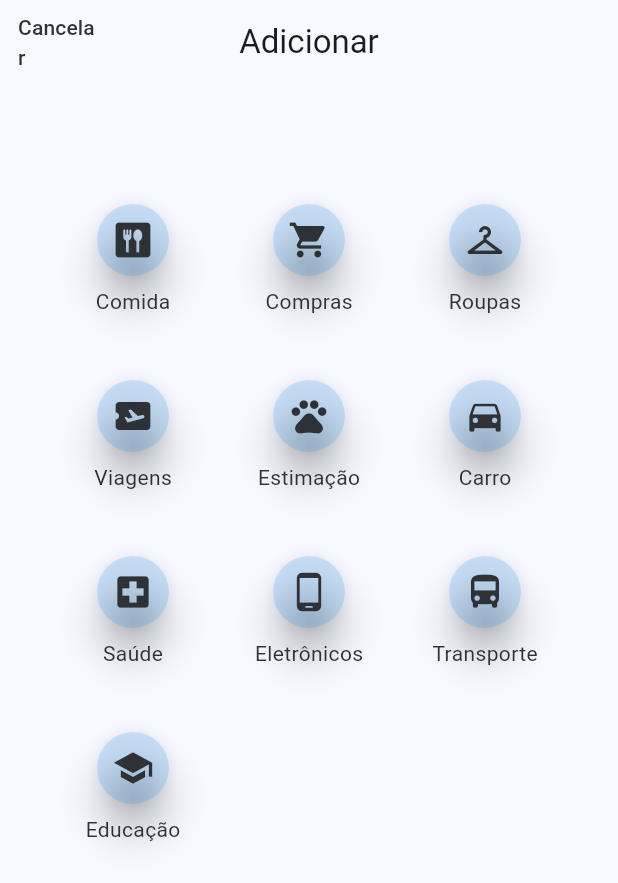
After one commit to Sif-161/EconoMi, a Flutter app: the TelaAdicionar screen opened directly, on a phone screen of 412 x 824 dp. The commit adds this screen. Shown: the top 883 px of the screen. Run offline on Flutter 3.47's test engine with Material 3 defaults, Android fonts, the phone set to English and light mode, and no system bars; our stand-ins replace adaptive_theme, custom_sliding_segmented_control, firebase_auth, firebase_core, flutter_signin_button, google_sign_in and 1 more; accounts and stored records are empty.

```diff
--- /dev/null
+++ b/lib/componentes/botoes_adicionar.dart
@@ -0,0 +1,85 @@
+import 'package:flutter/material.dart';
+class CustomIconButton extends StatefulWidget {
+  final IconData icon;
+  final String label;
+
+  const CustomIconButton({
+    Key? key,
+    required this.icon,
+    required this.label,
+  }) : super(key: key);
+
+  @override
+  _CustomIconButtonState createState() => _CustomIconButtonState();
+}
+
+class _CustomIconButtonState extends State<CustomIconButton> {
+  bool _isPressed = false;
+  late ThemeData themeData;
+
+  @override
+  Widget build(BuildContext context) {
+    themeData = Theme.of(context);
+    return Column(
+      children: [
+        Material(
+          shape: const CircleBorder(),
+          color: _isPressed ? Colors.blue : Colors.blue.withOpacity(0.2),
+          elevation: 10,
+          child: IconButton(
+            onPressed: () {
+              setState(() {
+                _isPressed = !_isPressed;
+              });
+              _ShowModal().then((_){
+                setState(() {
+                  _isPressed = false;
+                });
+              });
+            },
+            icon: Icon(widget.icon),
+            iconSize: 28,
+            color: themeData.colorScheme.inverseSurface,
+          ),
+        ),
+        const SizedBox(height: 7.2),
+        Text(
+          widget.label,
+          style: TextStyle(color: themeData.colorScheme.inverseSurface),
+        ),
+      ],
+    );
+  }
+  Future<void> _ShowModal() async{
+    await showModalBottomSheet(
+      context: context,
+      builder: (BuildContext context){
+        return Container(
+          height: 300,
+          child: Row(
+            mainAxisAlignment: MainAxisAlignment.end,
+            children: [
+              Column(
+                children: [
+                  const Padding(
+                    padding: EdgeInsets.only(right: 20, top: 20),
+
+                    child: Text(''),//mostrar os numeros do numpad aqui
+                  ),
+                  //numpad
+                  GridView.count(
+                    crossAxisCount: 3,
+                    shrinkWrap: true,
+                    children: List.generate(9, (index) => InkWell(
+                    )),
+                  )
+                ],
+              )
+            ]
+          ),
+
+        );
+      }
+    );
+  }
+}
--- /dev/null
+++ b/lib/telas/tela_adicionar.dart
@@ -0,0 +1,84 @@
+import 'package:flutter/material.dart';
+import 'package:controle_financeiro/componentes/botoes_adicionar.dart';
+
+
+class TelaAdicionar extends StatefulWidget{
+  const TelaAdicionar({super.key});
+
+  @override
+  State<StatefulWidget> createState() => TelaAdicionarState();
+}
+
+class TelaAdicionarState extends State<TelaAdicionar>{
+  late ThemeData themeData;
+
+  @override
+  Widget build(BuildContext context) {
+    themeData = Theme.of(context);
+    return Scaffold(
+      appBar: AppBar(
+        centerTitle: true,
+        leadingWidth: 80,
+        leading: TextButton(
+          onPressed: () {
+            Navigator.pop(context);
+          },
+          child: Text(
+            'Cancelar',
+            style: TextStyle(
+              color: themeData.colorScheme.inverseSurface,
+              fontSize: 14,
+            ),
+          ),
+        ),
+        title: const Text('Adicionar'),
+      ),
+      body: GridView.count(
+          padding: const EdgeInsets.symmetric(horizontal: 30, vertical: 80),
+          crossAxisCount: 3,
+            children: const [
+              CustomIconButton(
+                icon: Icons.dining,
+                label: 'Comida',
+              ),
+              CustomIconButton(
+                icon: Icons.shopping_cart,
+                label: 'Compras',
+              ),
+              CustomIconButton(
+                icon: Icons.checkroom,
+                label: 'Roupas',
+              ),
+              CustomIconButton(
+                icon: Icons.airplane_ticket,
+                label: 'Viagens',
+              ),
+              CustomIconButton(
+                icon: Icons.pets,
+                label: 'Estimação',
+              ),
+              CustomIconButton(
+                icon: Icons.directions_car,
+                label: 'Carro',
+              ),
+              CustomIconButton(
+                icon: Icons.local_hospital,
+                label: 'Saúde',
+              ),
+              CustomIconButton(
+                icon: Icons.phone_android,
+                label: 'Eletrônicos',
+              ),
+              CustomIconButton(
+                icon: Icons.directions_bus,
+                label: 'Transporte',
+              ),
+              CustomIconButton(
+                icon: Icons.school,
+                label: 'Educação',
+              ),
+            ],
+        ),
+    );
+  }
+}
--- a/lib/telas/tela_config.dart
+++ b/lib/telas/tela_config.dart
@@ -4,6 +4,8 @@ import 'package:custom_sliding_segmented_control/custom_sliding_segmented_contro
 import '../componentes/drawer.dart';
 
 class TelaConfig extends StatelessWidget {
+  static const String routeName = '/';
+  const TelaConfig({super.key});
   @override
   Widget build(BuildContext context) {
     List<Widget> ButtonsWidget = [
--- a/pubspec.yaml
+++ b/pubspec.yaml
@@ -9,11 +9,13 @@ environment:
 dependencies:
   flutter:
     sdk: flutter
-  cupertino_icons: ^1.0.6
   adaptive_theme: ^3.6.0
   custom_sliding_segmented_control: ^1.8.3
   firebase_core: ^3.0.0
   firebase_auth: ^5.0.0
+  google_sign_in: ^6.2.1
+  flutter_signin_button: ^2.0.0
+  table_calendar: ^3.1.1
 
 dev_dependencies:
   flutter_test:
```
Also changed, not shown: lib/componentes/drawer.dart (+19 -8 lines), lib/main.dart (+8 -4 lines), lib/servicos/autenticacao_servico.dart (+17 -4 lines), lib/telas/tela_autenticacao.dart (+15 -10 lines), lib/telas/tela_calendario.dart (added, +45 -0 lines), lib/telas/tela_inicio.dart (+25 -1 lines), pubspec.lock, 4 other files.
